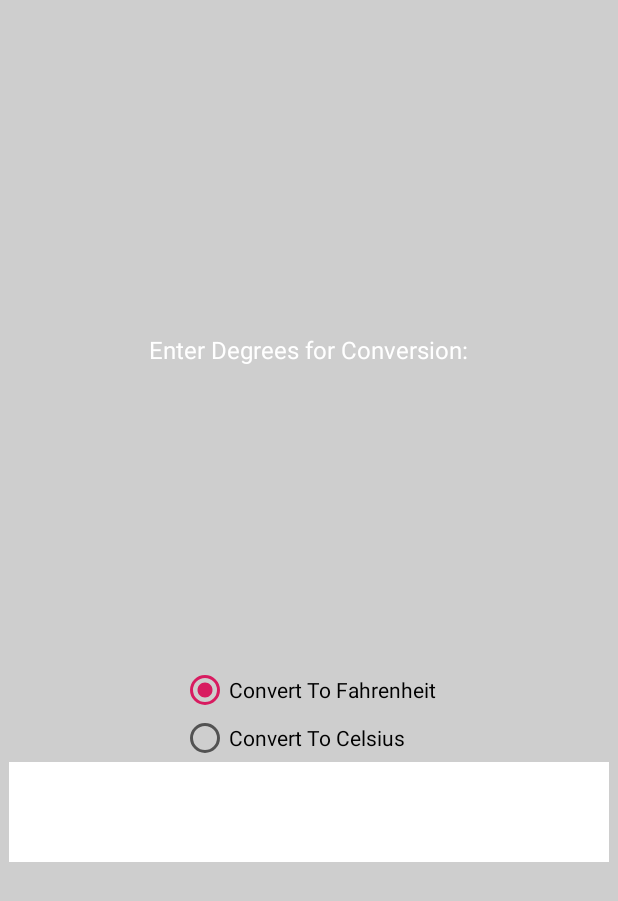
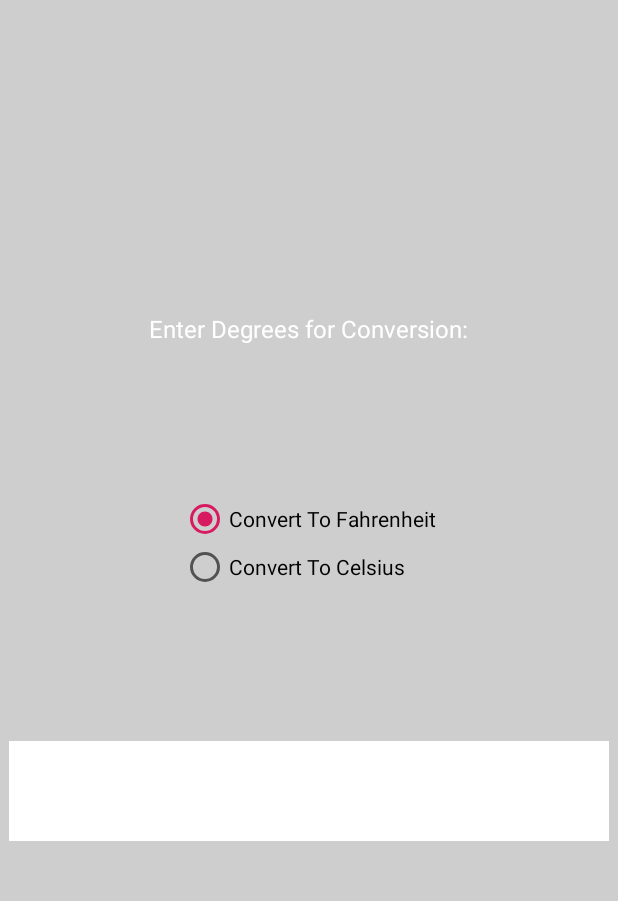
Before and after one commit to dgaisan/simple-android-celsius-to-fahrenheit, an Android app: the ActivityConverter screen opened directly, with no data from a screen before it, on a phone screen of 412 x 824 dp. Shown: the top 901 px of the screen. Run offline under Robolectric (Android 15) with nearby library versions, the phone set to English and light mode, and no system bars.

Commit message:
more styling

```diff
--- a/app/src/main/res/layout/activity_converter.xml
+++ b/app/src/main/res/layout/activity_converter.xml
@@ -12,12 +12,13 @@
         android:text="@string/converter_activity_text"
         android:textColor="@color/white"
         android:textSize="16dp"
-        android:layout_marginBottom="300px"
+        android:layout_marginBottom="150px"
         android:layout_width="wrap_content"
         android:layout_height="wrap_content" />
 
     <RadioGroup
         android:id="@+id/converter_radiogroup"
+        android:layout_marginBottom="150px"
         android:layout_width="wrap_content"
         android:layout_height="wrap_content">
         <RadioButton
@@ -38,13 +39,15 @@
         android:background="@color/white"
         android:inputType="numberDecimal"
         android:singleLine="true"
+        android:layout_marginBottom="50px"
         android:layout_width="600px"
         android:layout_height="100px" />
 
     <TextView
         android:id="@+id/converter_activity_results"
         android:textColor="@color/white"
-        android:textSize="20dp"
+        android:textStyle="bold"
+        android:textSize="16dp"
         android:layout_width="wrap_content"
         android:layout_height="wrap_content" />
 
```
